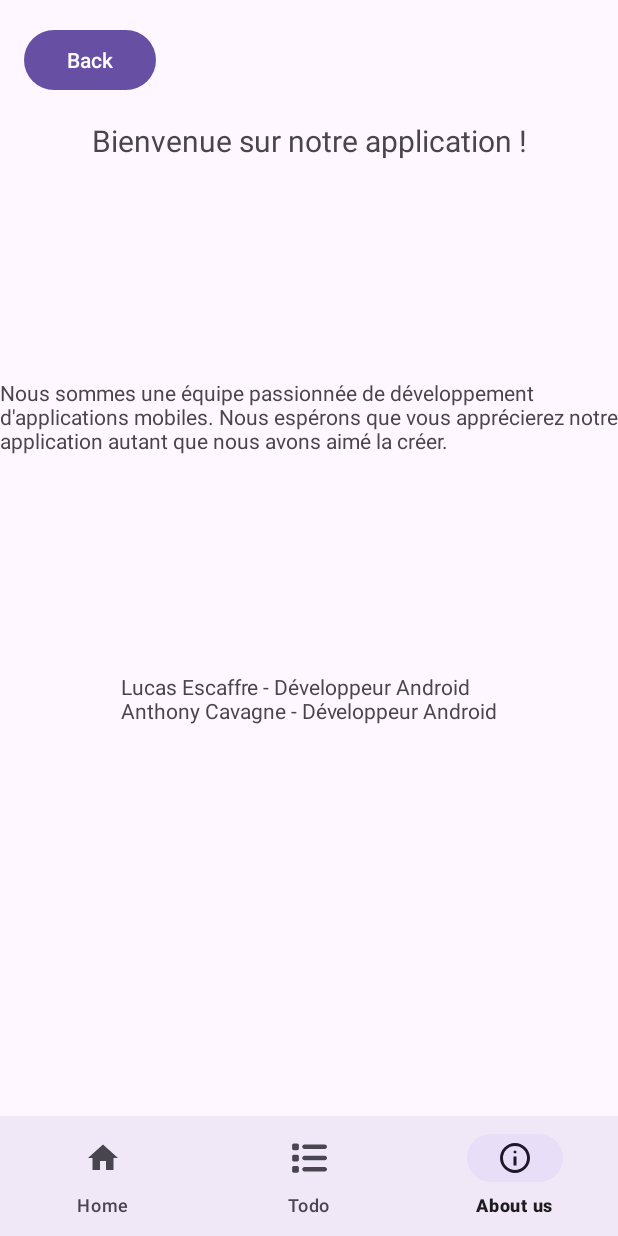
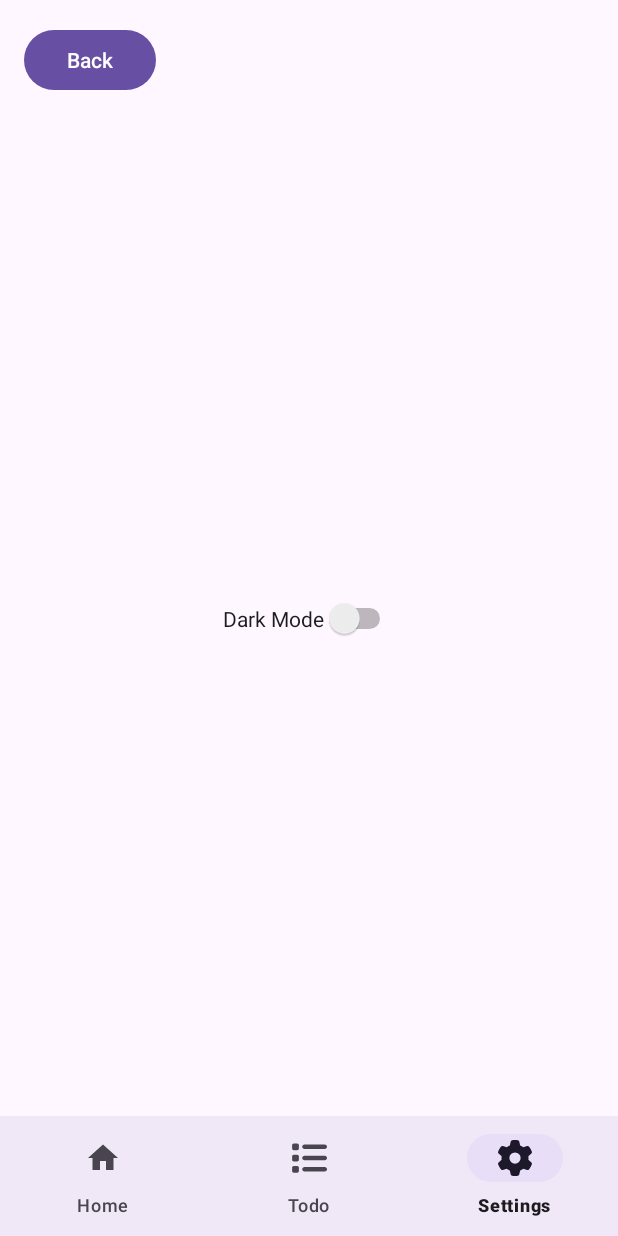
Before and after one commit to tonycava/tp-final-android-b3, an Android app: the screen it shows after launch (MainActivity), item 3 of the bottom bar chosen, on a phone screen of 412 x 824 dp. Run offline under Robolectric (Android 15) with nearby library versions, the phone set to English and light mode, and no system bars; our stand-ins replace Firebase (no records; nobody signed in at launch, a user with empty details on screens opened directly), Room's generated code, navigation-ui.

Commit message:
delete: about us page add: settings page and API preferences

```diff
--- a/app/src/main/java/com/example/myapplication/MainActivity.kt
+++ b/app/src/main/java/com/example/myapplication/MainActivity.kt
@@ -1,6 +1,9 @@
 package com.example.myapplication
+import android.content.Context
+import android.content.res.Configuration
 import android.os.Bundle
 import androidx.appcompat.app.AppCompatActivity
+import androidx.appcompat.app.AppCompatDelegate
 import androidx.navigation.findNavController
 import androidx.navigation.ui.AppBarConfiguration
 import androidx.navigation.ui.setupActionBarWithNavController
@@ -16,6 +19,16 @@ class MainActivity : AppCompatActivity() {
 		binding = ActivityMainBinding.inflate(layoutInflater)
 		setContentView(binding.root)
 
+
+		val sharedPreferences = getSharedPreferences("MyAppPrefs", Context.MODE_PRIVATE)
+		val isDarkMode = sharedPreferences.getBoolean("darkMode", isDarkModeOn())
+
+		if (isDarkMode) {
+			AppCompatDelegate.setDefaultNightMode(AppCompatDelegate.MODE_NIGHT_YES)
+		} else {
+			AppCompatDelegate.setDefaultNightMode(AppCompatDelegate.MODE_NIGHT_NO)
+		}
+
 		setSupportActionBar(binding.toolbar)
 
 		val navView: BottomNavigationView = binding.navView
@@ -23,11 +36,16 @@ class MainActivity : AppCompatActivity() {
 		val navController = findNavController(R.id.nav_host_fragment_activity_main)
 		val appBarConfiguration = AppBarConfiguration(
 			setOf(
-				R.id.mainFragment, R.id.addToDoFragment, R.id.aboutUsFragment
+				R.id.mainFragment, R.id.addToDoFragment, R.id.settingsFragment
 			)
 		)
 		setupActionBarWithNavController(navController, appBarConfiguration)
 		navView.setupWithNavController(navController)
+	}
+
+	private fun isDarkModeOn(): Boolean {
+		val currentNightMode = resources.configuration.uiMode and Configuration.UI_MODE_NIGHT_MASK
+		return currentNightMode == Configuration.UI_MODE_NIGHT_YES
 	}
 
 	override fun onSupportNavigateUp(): Boolean {
--- a/app/src/main/java/com/example/myapplication/ui/about/AboutUsFragment.kt
+++ /dev/null
@@ -1,52 +0,0 @@
-package com.example.myapplication.ui.about
-
-import android.os.Bundle
-import android.view.View
-import androidx.fragment.app.Fragment
-import androidx.navigation.fragment.findNavController
-import android.view.LayoutInflater
-import android.view.ViewGroup
-import com.example.myapplication.databinding.AboutUsFragmentBinding
-
-class AboutUsFragment : Fragment() {
-
-    private var _binding: AboutUsFragmentBinding? = null
-    private val binding get() = _binding!!
-
-    override fun onCreateView(
-        inflater: LayoutInflater,
-        container: ViewGroup?,
-        savedInstanceState: Bundle?
-    ): View {
-        _binding = AboutUsFragmentBinding.inflate(inflater, container, false)
-        return binding.root
-    }
-
-    override fun onViewCreated(view: View, savedInstanceState: Bundle?) {
-        super.onViewCreated(view, savedInstanceState)
-
-        // Remplissez ici les détails de votre page "About Us"
-        val aboutText = "Bienvenue sur notre application !"
-        binding.aboutTextView.text = aboutText
-
-        val aboutText2 =
-            "Nous sommes une équipe passionnée de développement d'applications mobiles. " +
-                    "Nous espérons que vous apprécierez notre application autant que nous avons aimé la créer."
-        binding.textView2.text = aboutText2
-
-        val teamMembers = listOf(
-            "Lucas Escaffre - Développeur Android",
-            "Anthony Cavagne - Développeur Android"
-        )
-        binding.teamMembersTextView.text = teamMembers.joinToString("\n")
-
-        binding.backButton.setOnClickListener {
-            findNavController().navigateUp()
-        }
-    }
-
-    override fun onDestroyView() {
-        super.onDestroyView()
-        _binding = null
-    }
-}
--- /dev/null
+++ b/app/src/main/java/com/example/myapplication/ui/about/SettingsFragment.kt
@@ -0,0 +1,61 @@
+package com.example.myapplication.ui.about
+
+import android.content.Context
+import android.content.res.Configuration
+import android.os.Bundle
+import android.view.View
+import androidx.fragment.app.Fragment
+import androidx.appcompat.app.AppCompatDelegate
+import androidx.navigation.fragment.findNavController
+import android.view.LayoutInflater
+import android.view.ViewGroup
+import com.example.myapplication.databinding.SettingsFragmentBinding
+
+class SettingsFragment : Fragment() {
+
+    private var _binding: SettingsFragmentBinding? = null
+    private val binding get() = _binding!!
+
+    override fun onCreateView(
+        inflater: LayoutInflater,
+        container: ViewGroup?,
+        savedInstanceState: Bundle?
+    ): View {
+        _binding = SettingsFragmentBinding.inflate(inflater, container, false)
+        return binding.root
+    }
+
+    override fun onViewCreated(view: View, savedInstanceState: Bundle?) {
+        super.onViewCreated(view, savedInstanceState)
+
+        val sharedPreferences = requireActivity().getSharedPreferences("MyAppPrefs", Context.MODE_PRIVATE)
+        val isDarkMode = sharedPreferences.getBoolean("darkMode", isDarkModeOn())
+        binding.darkModeSwitch.isChecked = isDarkMode
+
+        binding.backButton.setOnClickListener {
+            findNavController().navigateUp()
+        }
+
+        binding.darkModeSwitch.setOnCheckedChangeListener { _, isChecked ->
+            sharedPreferences.edit().putBoolean("darkMode", isChecked).apply()
+
+            if (isChecked) {
+                AppCompatDelegate.setDefaultNightMode(AppCompatDelegate.MODE_NIGHT_YES)
+            } else {
+                AppCompatDelegate.setDefaultNightMode(AppCompatDelegate.MODE_NIGHT_NO)
+            }
+
+            requireActivity().recreate()
+        }
+    }
+
+    private fun isDarkModeOn(): Boolean {
+        val currentNightMode = resources.configuration.uiMode and Configuration.UI_MODE_NIGHT_MASK
+        return currentNightMode == Configuration.UI_MODE_NIGHT_YES
+    }
+
+    override fun onDestroyView() {
+        super.onDestroyView()
+        _binding = null
+    }
+}
--- a/app/src/main/java/com/example/myapplication/ui/main/MainViewModel.kt
+++ b/app/src/main/java/com/example/myapplication/ui/main/MainViewModel.kt
@@ -12,7 +12,7 @@ class MainViewModel(private val localRepository: ITodoRepository, private val re
 	private val viewModelJob = Job()
 	private val ioScope = CoroutineScope(Dispatchers.IO + viewModelJob)
 
-	val todos = localRepository.todos
+	val todos = remoteRepository.todos
 
 	init {
 		fragmentRefresh()
--- /dev/null
+++ b/app/src/main/res/drawable/gear_solid.xml
@@ -0,0 +1,9 @@
+<vector xmlns:android="http://schemas.android.com/apk/res/android"
+    android:width="512dp"
+    android:height="512dp"
+    android:viewportWidth="512"
+    android:viewportHeight="512">
+  <path
+      android:fillColor="#FF000000"
+      android:pathData="M495.9,166.6c3.2,8.7 0.5,18.4 -6.4,24.6l-43.3,39.4c1.1,8.3 1.7,16.8 1.7,25.4s-0.6,17.1 -1.7,25.4l43.3,39.4c6.9,6.2 9.6,15.9 6.4,24.6c-4.4,11.9 -9.7,23.3 -15.8,34.3l-4.7,8.1c-6.6,11 -14,21.4 -22.1,31.2c-5.9,7.2 -15.7,9.6 -24.5,6.8l-55.7,-17.7c-13.4,10.3 -28.2,18.9 -44,25.4l-12.5,57.1c-2,9.1 -9,16.3 -18.2,17.8c-13.8,2.3 -28,3.5 -42.5,3.5s-28.7,-1.2 -42.5,-3.5c-9.2,-1.5 -16.2,-8.7 -18.2,-17.8l-12.5,-57.1c-15.8,-6.5 -30.6,-15.1 -44,-25.4L83.1,425.9c-8.8,2.8 -18.6,0.3 -24.5,-6.8c-8.1,-9.8 -15.5,-20.2 -22.1,-31.2l-4.7,-8.1c-6.1,-11 -11.4,-22.4 -15.8,-34.3c-3.2,-8.7 -0.5,-18.4 6.4,-24.6l43.3,-39.4C64.6,273.1 64,264.6 64,256s0.6,-17.1 1.7,-25.4L22.4,191.2c-6.9,-6.2 -9.6,-15.9 -6.4,-24.6c4.4,-11.9 9.7,-23.3 15.8,-34.3l4.7,-8.1c6.6,-11 14,-21.4 22.1,-31.2c5.9,-7.2 15.7,-9.6 24.5,-6.8l55.7,17.7c13.4,-10.3 28.2,-18.9 44,-25.4l12.5,-57.1c2,-9.1 9,-16.3 18.2,-17.8C227.3,1.2 241.5,0 256,0s28.7,1.2 42.5,3.5c9.2,1.5 16.2,8.7 18.2,17.8l12.5,57.1c15.8,6.5 30.6,15.1 44,25.4l55.7,-17.7c8.8,-2.8 18.6,-0.3 24.5,6.8c8.1,9.8 15.5,20.2 22.1,31.2l4.7,8.1c6.1,11 11.4,22.4 15.8,34.3zM256,336a80,80 0,1 0,0 -160,80 80,0 1,0 0,160z"/>
+</vector>
--- a/app/src/main/res/layout/about_us_fragment.xml
+++ /dev/null
@@ -1,52 +0,0 @@
-<?xml version="1.0" encoding="utf-8"?>
-<androidx.constraintlayout.widget.ConstraintLayout xmlns:android="http://schemas.android.com/apk/res/android"
-    xmlns:app="http://schemas.android.com/apk/res-auto"
-    android:layout_width="match_parent"
-    android:layout_height="match_parent">
-
-    <Button
-        android:id="@+id/backButton"
-        android:layout_width="wrap_content"
-        android:layout_height="wrap_content"
-        android:text="Back"
-        app:layout_constraintStart_toStartOf="parent"
-        app:layout_constraintTop_toTopOf="parent"
-        android:layout_marginStart="16dp"
-        android:layout_marginTop="16dp"/>
-
-    <TextView
-        android:id="@+id/aboutTextView"
-        android:layout_width="wrap_content"
-        android:layout_height="wrap_content"
-        android:text="About us"
-        android:textSize="20sp"
-        app:layout_constraintTop_toBottomOf="@id/backButton"
-        app:layout_constraintStart_toStartOf="parent"
-        app:layout_constraintEnd_toEndOf="parent"
-        android:layout_marginTop="16dp"
-        android:layout_marginStart="16dp"
-        android:layout_marginEnd="16dp"/>
-
-    <TextView
-        android:id="@+id/teamMembersTextView"
-        android:layout_width="wrap_content"
-        android:layout_height="wrap_content"
-        android:layout_marginStart="16dp"
-        android:layout_marginEnd="16dp"
-        android:text=""
-        app:layout_constraintBottom_toBottomOf="parent"
-        app:layout_constraintEnd_toEndOf="parent"
-        app:layout_constraintStart_toStartOf="parent"
-        app:layout_constraintTop_toBottomOf="@+id/aboutTextView" />
-
-    <TextView
-        android:id="@+id/textView2"
-        android:layout_width="wrap_content"
-        android:layout_height="wrap_content"
-        android:text="TextView"
-        app:layout_constraintBottom_toTopOf="@+id/teamMembersTextView"
-        app:layout_constraintEnd_toEndOf="parent"
-        app:layout_constraintStart_toStartOf="parent"
-        app:layout_constraintTop_toBottomOf="@+id/aboutTextView" />
-
-</androidx.constraintlayout.widget.ConstraintLayout>
--- /dev/null
+++ b/app/src/main/res/layout/settings_fragment.xml
@@ -0,0 +1,29 @@
+<?xml version="1.0" encoding="utf-8"?>
+<androidx.constraintlayout.widget.ConstraintLayout xmlns:android="http://schemas.android.com/apk/res/android"
+    xmlns:app="http://schemas.android.com/apk/res-auto"
+    android:layout_width="match_parent"
+    android:layout_height="match_parent">
+
+    <Button
+        android:id="@+id/backButton"
+        android:layout_width="wrap_content"
+        android:layout_height="wrap_content"
+        android:text="Back"
+        app:layout_constraintStart_toStartOf="parent"
+        app:layout_constraintTop_toTopOf="parent"
+        android:layout_marginStart="16dp"
+        android:layout_marginTop="16dp"/>
+
+    <Switch
+        android:id="@+id/darkModeSwitch"
+        android:layout_width="wrap_content"
+        android:layout_height="wrap_content"
+        android:layout_centerHorizontal="true"
+        android:layout_centerVertical="true"
+        android:text="Dark Mode"
+        app:layout_constraintBottom_toBottomOf="parent"
+        app:layout_constraintEnd_toEndOf="parent"
+        app:layout_constraintStart_toStartOf="parent"
+        app:layout_constraintTop_toTopOf="parent" />
+
+</androidx.constraintlayout.widget.ConstraintLayout>
--- a/app/src/main/res/menu/bottom_nav_menu.xml
+++ b/app/src/main/res/menu/bottom_nav_menu.xml
@@ -12,7 +12,7 @@
         android:title="@string/title_todo" />
 
     <item
-        android:id="@+id/aboutUsFragment"
-        android:icon="@drawable/ic_info_black_24dp"
-        android:title="@string/title_about_us" />
+        android:id="@+id/settingsFragment"
+        android:icon="@drawable/gear_solid"
+        android:title="@string/title_settings" />
 </menu>
--- a/app/src/main/res/navigation/nav_graph.xml
+++ b/app/src/main/res/navigation/nav_graph.xml
@@ -23,9 +23,9 @@
                 app:destination="@id/mainFragment" />
     </fragment>
     <fragment
-            android:id="@+id/aboutUsFragment"
-            android:name="com.example.myapplication.ui.about.AboutUsFragment"
-            android:label="AboutUsFragment" >
+            android:id="@+id/settingsFragment"
+            android:name="com.example.myapplication.ui.about.SettingsFragment"
+            android:label="SettingsFragment" >
     </fragment>
 
 </navigation>
--- a/app/src/main/res/values/strings.xml
+++ b/app/src/main/res/values/strings.xml
@@ -7,5 +7,5 @@
     <string name="empty_not_saved">Word not saved because it is empty.</string>
     <string name="title_home">Home</string>
     <string name="title_todo">Todo</string>
-    <string name="title_about_us">About us</string>
+    <string name="title_settings">Settings</string>
 </resources>
```
Also changed, not shown: 1 other file.
